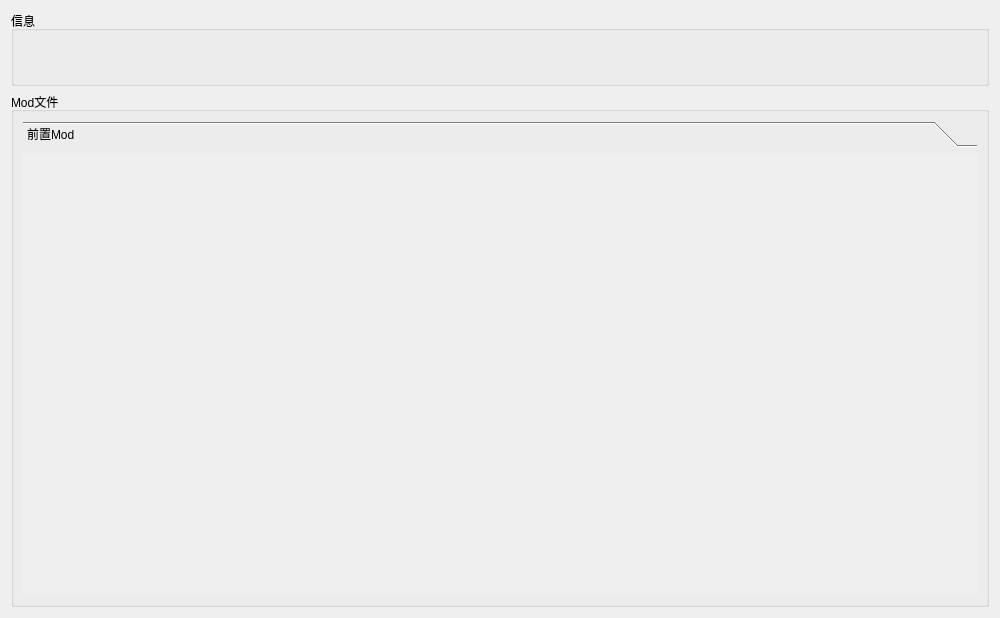
This is Ui/Downloader/ModDetail.ui in 1604042736/FMCL as Qt 5 draws it before an edit. The edited form follows.
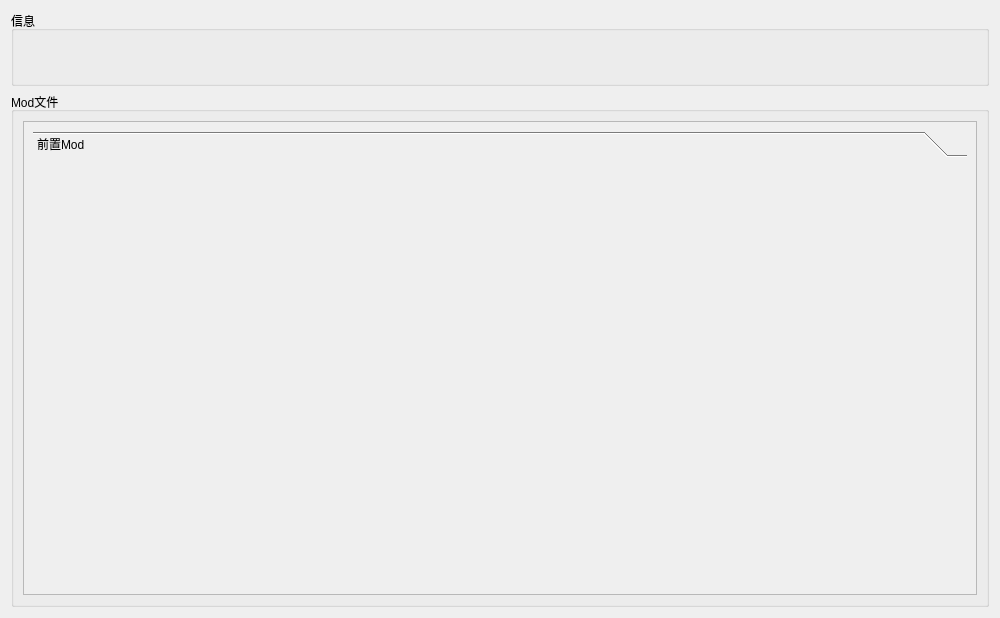
This is the edited form.

```diff
--- a/Ui/Downloader/ModDetail.ui
+++ b/Ui/Downloader/ModDetail.ui
@@ -44,6 +44,21 @@
      </property>
      <layout class="QGridLayout" name="gridLayout_3">
       <item row="0" column="0">
+       <widget class="QScrollArea" name="scrollArea">
+        <property name="widgetResizable">
+         <bool>true</bool>
+        </property>
+        <widget class="QWidget" name="scrollAreaWidgetContents">
+         <property name="geometry">
+          <rect>
+           <x>0</x>
+           <y>0</y>
+           <width>960</width>
+           <height>494</height>
+          </rect>
+         </property>
+         <layout class="QGridLayout" name="gridLayout_4">
+          <item row="0" column="0">
        <widget class="QToolBox" name="tb_modfiles">
         <property name="currentIndex">
          <number>0</number>
@@ -53,13 +68,17 @@
           <rect>
            <x>0</x>
            <y>0</y>
-           <width>962</width>
-           <height>474</height>
+               <width>942</width>
+               <height>450</height>
           </rect>
          </property>
          <attribute name="label">
           <string>前置Mod</string>
          </attribute>
+            </widget>
+           </widget>
+          </item>
+         </layout>
         </widget>
        </widget>
       </item>
```
Lines whose indentation alone changed are shown as unchanged.
